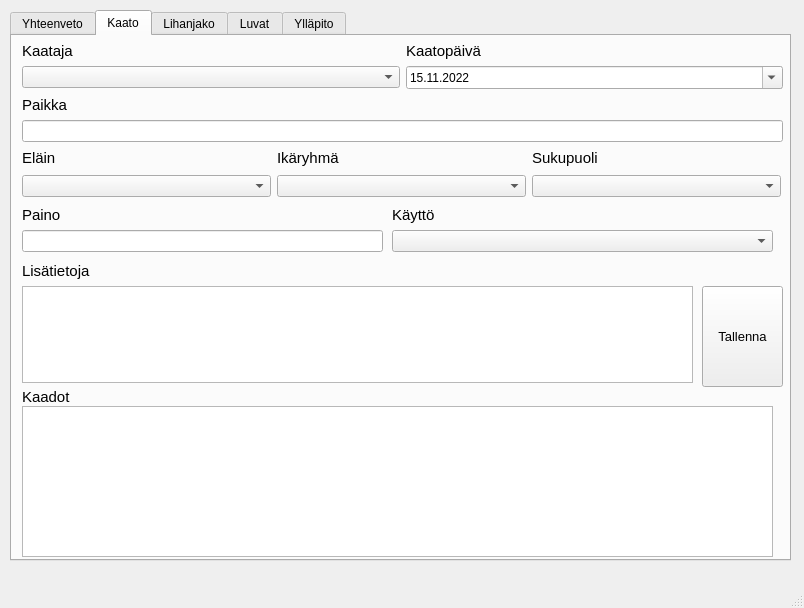
Old version of the form MultiPageMainWindow.ui in the repository janlevea/hirviporukka.
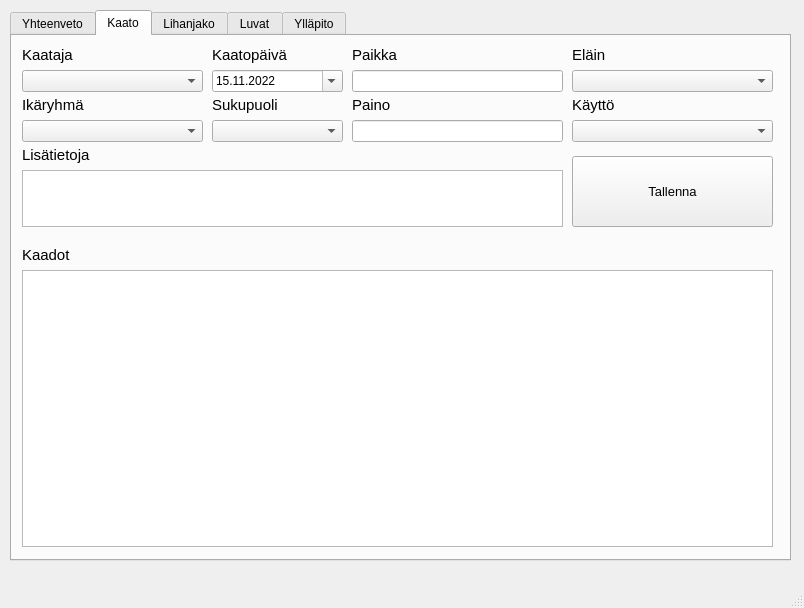
New version of the form.

Commit message: Upgrade look of the UI

```diff
--- a/MultiPageMainWindow.ui
+++ b/MultiPageMainWindow.ui
@@ -134,10 +134,10 @@
      <widget class="QPushButton" name="saveShotPushButton">
       <property name="geometry">
        <rect>
-        <x>690</x>
-        <y>250</y>
-        <width>81</width>
-        <height>101</height>
+        <x>560</x>
+        <y>120</y>
+        <width>201</width>
+        <height>71</height>
        </rect>
       </property>
       <property name="font">
@@ -154,55 +154,61 @@
        <rect>
         <x>10</x>
         <y>110</y>
-        <width>759</width>
-        <height>51</height>
+        <width>541</width>
+        <height>81</height>
        </rect>
       </property>
-      <layout class="QVBoxLayout" name="verticalLayout_4">
+      <layout class="QVBoxLayout" name="verticalLayout_9">
        <item>
-        <layout class="QHBoxLayout" name="horizontalLayout_4">
-         <item>
-          <widget class="QLabel" name="animalLabel">
+        <widget class="QLabel" name="additionalInfoLabel">
            <property name="font">
             <font>
              <pointsize>11</pointsize>
             </font>
            </property>
            <property name="text">
-            <string>Eläin</string>
+          <string>Lisätietoja</string>
            </property>
           </widget>
          </item>
          <item>
-          <widget class="QLabel" name="ageGroupLabel">
+        <widget class="QPlainTextEdit" name="additionalInfoTextEdit">
            <property name="font">
             <font>
-             <pointsize>11</pointsize>
-            </font>
-           </property>
-           <property name="text">
-            <string>Ikäryhmä</string>
+           <pointsize>9</pointsize>
+          </font>
+         </property>
+         <property name="toolTip">
+          <string>Tähän vieraan kaatajan nimi tai havaintoja eläimestä</string>
            </property>
           </widget>
          </item>
+      </layout>
+     </widget>
+     <widget class="QWidget" name="layoutWidget">
+      <property name="geometry">
+       <rect>
+        <x>560</x>
+        <y>60</y>
+        <width>201</width>
+        <height>46</height>
+       </rect>
+      </property>
+      <layout class="QVBoxLayout" name="verticalLayout_21">
          <item>
-          <widget class="QLabel" name="genderLabel">
+        <widget class="QLabel" name="usageLabel">
            <property name="font">
             <font>
              <pointsize>11</pointsize>
             </font>
            </property>
            <property name="text">
-            <string>Sukupuoli</string>
+          <string>Käyttö</string>
            </property>
           </widget>
          </item>
-        </layout>
-       </item>
        <item>
-        <layout class="QHBoxLayout" name="horizontalLayout_5">
-         <item>
-          <widget class="QComboBox" name="animalComboBox">
+        <widget class="QComboBox" name="usageComboBox">
            <property name="font">
             <font>
              <pointsize>9</pointsize>
@@ -210,17 +216,32 @@
            </property>
           </widget>
          </item>
+      </layout>
+     </widget>
+     <widget class="QWidget" name="layoutWidget">
+      <property name="geometry">
+       <rect>
+        <x>340</x>
+        <y>60</y>
+        <width>211</width>
+        <height>46</height>
+       </rect>
+      </property>
+      <layout class="QVBoxLayout" name="verticalLayout_11">
          <item>
-          <widget class="QComboBox" name="ageGroupComboBox">
+        <widget class="QLabel" name="weightLabel">
            <property name="font">
             <font>
-             <pointsize>9</pointsize>
-            </font>
-           </property>
+           <pointsize>11</pointsize>
+          </font>
+         </property>
+         <property name="text">
+          <string>Paino</string>
+         </property>
           </widget>
          </item>
          <item>
-          <widget class="QComboBox" name="genderComboBox">
+        <widget class="QLineEdit" name="weightLineEdit">
            <property name="font">
             <font>
              <pointsize>9</pointsize>
@@ -229,50 +250,18 @@
           </widget>
          </item>
         </layout>
-       </item>
-      </layout>
      </widget>
-     <widget class="QTableWidget" name="killsKillsTableWidget">
+     <widget class="QWidget" name="">
       <property name="geometry">
        <rect>
         <x>10</x>
-        <y>370</y>
-        <width>751</width>
-        <height>151</height>
+        <y>10</y>
+        <width>181</width>
+        <height>46</height>
        </rect>
       </property>
-     </widget>
-     <widget class="QLabel" name="label">
-      <property name="geometry">
-       <rect>
-        <x>10</x>
-        <y>350</y>
-        <width>241</width>
-        <height>21</height>
-       </rect>
-      </property>
-      <property name="font">
-       <font>
-        <pointsize>11</pointsize>
-       </font>
-      </property>
-      <property name="text">
-       <string>Kaadot</string>
-      </property>
-     </widget>
-     <widget class="QWidget" name="layoutWidget">
-      <property name="geometry">
-       <rect>
-        <x>10</x>
-        <y>5</y>
-        <width>761</width>
-        <height>101</height>
-       </rect>
-      </property>
-      <layout class="QVBoxLayout" name="verticalLayout_8">
+      <layout class="QVBoxLayout" name="verticalLayout_5">
        <item>
-        <layout class="QGridLayout" name="gridLayout_2">
-         <item row="0" column="0">
           <widget class="QLabel" name="shotByLabel">
            <property name="font">
             <font>
@@ -284,7 +273,64 @@
            </property>
           </widget>
          </item>
-         <item row="0" column="1">
+       <item>
+        <widget class="QComboBox" name="shotByComboBox">
+         <property name="font">
+          <font>
+           <pointsize>9</pointsize>
+          </font>
+         </property>
+        </widget>
+       </item>
+      </layout>
+     </widget>
+     <widget class="QWidget" name="">
+      <property name="geometry">
+       <rect>
+        <x>340</x>
+        <y>10</y>
+        <width>211</width>
+        <height>46</height>
+       </rect>
+      </property>
+      <layout class="QVBoxLayout" name="verticalLayout_7">
+       <item>
+        <widget class="QLabel" name="locationLabel">
+         <property name="font">
+          <font>
+           <pointsize>11</pointsize>
+          </font>
+         </property>
+         <property name="text">
+          <string>Paikka</string>
+         </property>
+        </widget>
+       </item>
+       <item>
+        <widget class="QLineEdit" name="locationLineEdit">
+         <property name="font">
+          <font>
+           <pointsize>9</pointsize>
+          </font>
+         </property>
+         <property name="toolTip">
+          <string>Karttaan merkitty paikan nimi</string>
+         </property>
+        </widget>
+       </item>
+      </layout>
+     </widget>
+     <widget class="QWidget" name="">
+      <property name="geometry">
+       <rect>
+        <x>200</x>
+        <y>10</y>
+        <width>131</width>
+        <height>46</height>
+       </rect>
+      </property>
+      <layout class="QVBoxLayout" name="verticalLayout_3">
+       <item>
           <widget class="QLabel" name="shotDateLabel">
            <property name="font">
             <font>
@@ -296,16 +342,7 @@
            </property>
           </widget>
          </item>
-         <item row="1" column="0">
-          <widget class="QComboBox" name="shotByComboBox">
-           <property name="font">
-            <font>
-             <pointsize>9</pointsize>
-            </font>
-           </property>
-          </widget>
-         </item>
-         <item row="1" column="1">
+       <item>
           <widget class="QDateEdit" name="shotDateEdit">
            <property name="font">
             <font>
@@ -334,23 +371,31 @@
           </widget>
          </item>
         </layout>
-       </item>
+     </widget>
+     <widget class="QWidget" name="">
+      <property name="geometry">
+       <rect>
+        <x>560</x>
+        <y>10</y>
+        <width>201</width>
+        <height>46</height>
+       </rect>
+      </property>
+      <layout class="QVBoxLayout" name="verticalLayout_4">
        <item>
-        <layout class="QVBoxLayout" name="verticalLayout_7">
-         <item>
-          <widget class="QLabel" name="locationLabel">
+        <widget class="QLabel" name="animalLabel">
            <property name="font">
             <font>
              <pointsize>11</pointsize>
             </font>
            </property>
            <property name="text">
-            <string>Paikka</string>
+          <string>Eläin</string>
            </property>
           </widget>
          </item>
          <item>
-          <widget class="QLineEdit" name="locationLineEdit">
+        <widget class="QComboBox" name="animalComboBox">
            <property name="font">
             <font>
              <pointsize>9</pointsize>
@@ -362,33 +407,31 @@
           </widget>
          </item>
         </layout>
-       </item>
-      </layout>
      </widget>
-     <widget class="QWidget" name="layoutWidget">
+     <widget class="QWidget" name="">
       <property name="geometry">
        <rect>
         <x>10</x>
-        <y>226</y>
-        <width>671</width>
-        <height>121</height>
+        <y>60</y>
+        <width>181</width>
+        <height>46</height>
        </rect>
       </property>
-      <layout class="QVBoxLayout" name="verticalLayout_9">
+      <layout class="QVBoxLayout" name="verticalLayout_6">
        <item>
-        <widget class="QLabel" name="additionalInfoLabel">
+        <widget class="QLabel" name="ageGroupLabel">
          <property name="font">
           <font>
            <pointsize>11</pointsize>
           </font>
          </property>
          <property name="text">
-          <string>Lisätietoja</string>
+          <string>Ikäryhmä</string>
          </property>
         </widget>
        </item>
        <item>
-        <widget class="QPlainTextEdit" name="additionalInfoTextEdit">
+        <widget class="QComboBox" name="ageGroupComboBox">
          <property name="font">
           <font>
            <pointsize>9</pointsize>
@@ -401,30 +444,30 @@
        </item>
       </layout>
      </widget>
-     <widget class="QWidget" name="layoutWidget">
+     <widget class="QWidget" name="">
       <property name="geometry">
        <rect>
-        <x>380</x>
-        <y>170</y>
-        <width>381</width>
+        <x>200</x>
+        <y>60</y>
+        <width>131</width>
         <height>46</height>
        </rect>
       </property>
-      <layout class="QVBoxLayout" name="verticalLayout_21">
+      <layout class="QVBoxLayout" name="verticalLayout_8">
        <item>
-        <widget class="QLabel" name="usageLabel">
+        <widget class="QLabel" name="genderLabel">
          <property name="font">
           <font>
            <pointsize>11</pointsize>
           </font>
          </property>
          <property name="text">
-          <string>Käyttö</string>
+          <string>Sukupuoli</string>
          </property>
         </widget>
        </item>
        <item>
-        <widget class="QComboBox" name="usageComboBox">
+        <widget class="QComboBox" name="genderComboBox">
          <property name="font">
           <font>
            <pointsize>9</pointsize>
@@ -434,36 +477,30 @@
        </item>
       </layout>
      </widget>
-     <widget class="QWidget" name="layoutWidget">
+     <widget class="QWidget" name="">
       <property name="geometry">
        <rect>
         <x>10</x>
-        <y>170</y>
-        <width>361</width>
-        <height>46</height>
+        <y>210</y>
+        <width>751</width>
+        <height>301</height>
        </rect>
       </property>
-      <layout class="QVBoxLayout" name="verticalLayout_11">
+      <layout class="QVBoxLayout" name="verticalLayout_10">
        <item>
-        <widget class="QLabel" name="weightLabel">
+        <widget class="QLabel" name="label">
          <property name="font">
           <font>
            <pointsize>11</pointsize>
           </font>
          </property>
          <property name="text">
-          <string>Paino</string>
+          <string>Kaadot</string>
          </property>
         </widget>
        </item>
        <item>
-        <widget class="QLineEdit" name="weightLineEdit">
-         <property name="font">
-          <font>
-           <pointsize>9</pointsize>
-          </font>
-         </property>
-        </widget>
+        <widget class="QTableWidget" name="killsKillsTableWidget"/>
        </item>
       </layout>
      </widget>
```
Left out of the diff: 6 changed lines with no effect on the pictures. Lines whose indentation alone changed are shown as unchanged.
